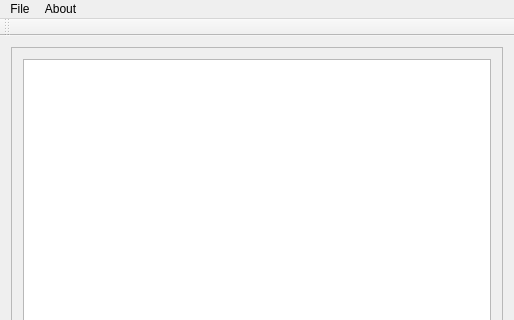
Old version of the form pg_disatools_gui/ui/dataEditor.ui in the repository ProgSys/pg_disatools; both pictures show x 0 to 514 and y 0 to 320 of the 514 by 680 pixel window.
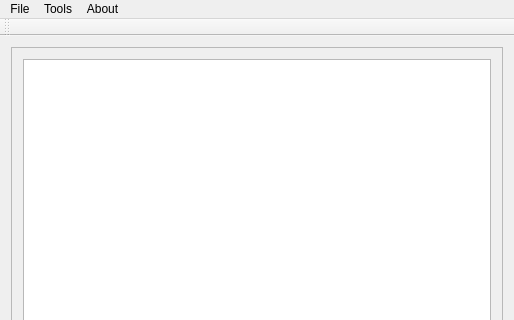
New version of the form.

The edit to the form file:
```diff
--- a/pg_disatools_gui/ui/dataEditor.ui
+++ b/pg_disatools_gui/ui/dataEditor.ui
@@ -97,7 +97,14 @@
     <addaction name="actionAbout"/>
     <addaction name="actionAbout_Qt"/>
    </widget>
+   <widget class="QMenu" name="menuTools">
+    <property name="title">
+     <string>Tools</string>
+    </property>
+    <addaction name="actionExport_as_csv"/>
+   </widget>
    <addaction name="menuFile"/>
+   <addaction name="menuTools"/>
    <addaction name="menuAbout"/>
   </widget>
   <widget class="QToolBar" name="mainToolBar">
```
Left out of the diff: 5 changed lines with no effect on the pictures.
